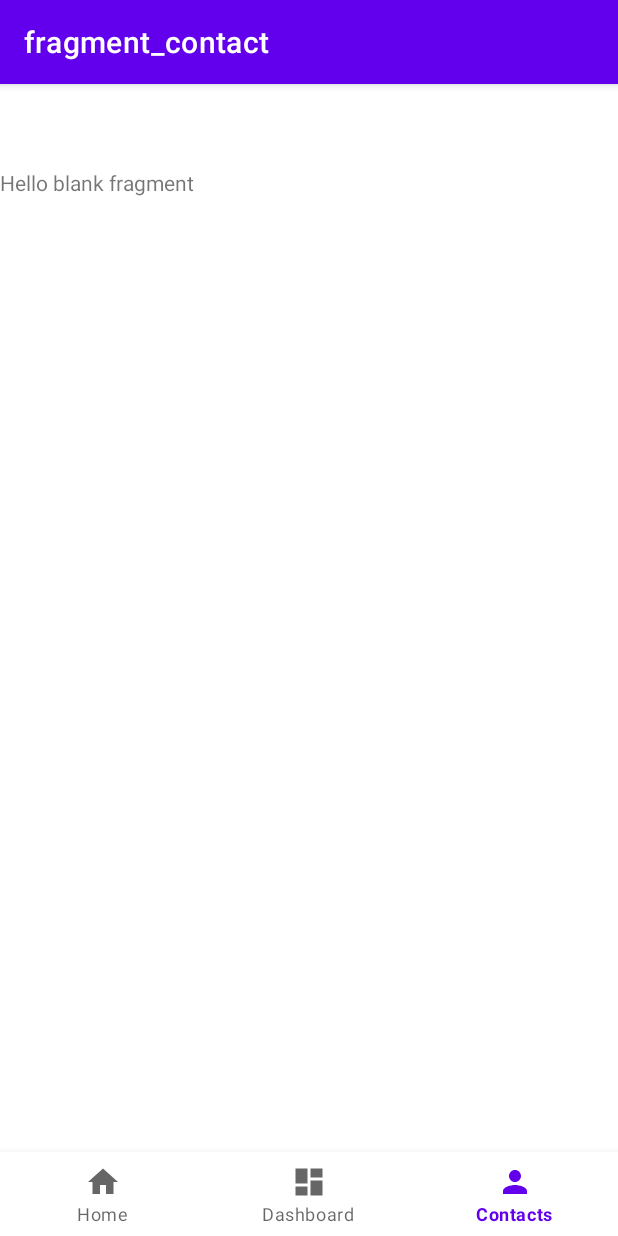
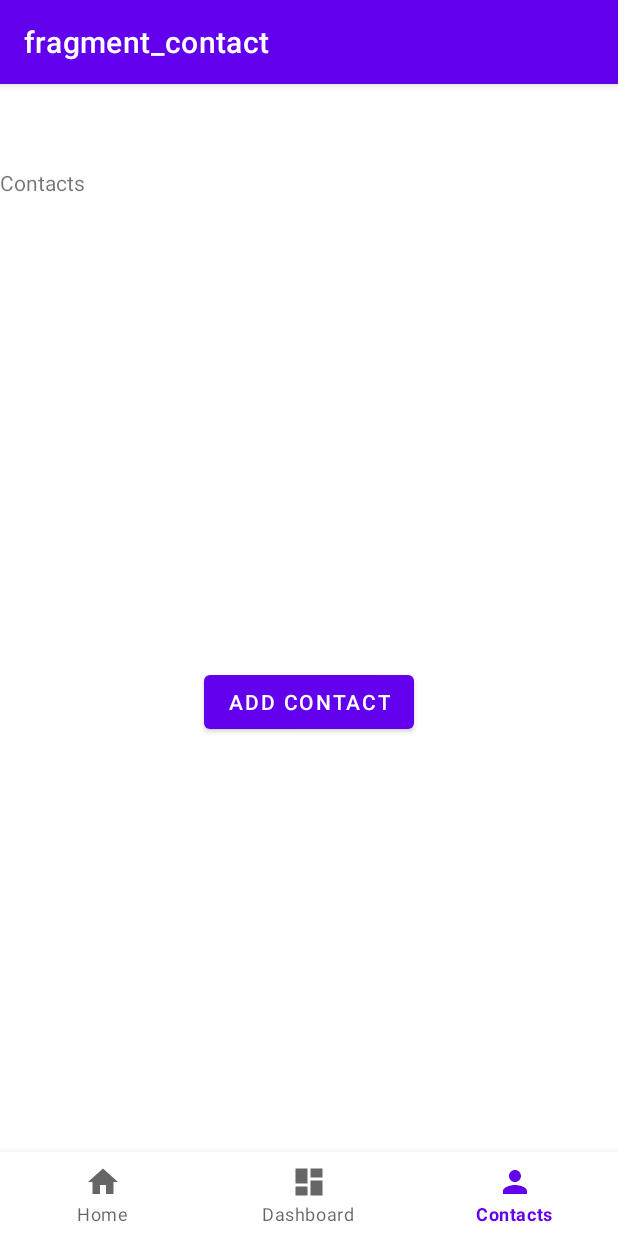
Before and after one commit to imoulas/sample-android-kotlin-expense-app, an Android app: the ContactFragment screen opened through its navigation route, on a phone screen of 412 x 824 dp. Run offline under Robolectric (Android 15) with nearby library versions, the phone set to English and light mode, and no system bars; our stand-ins replace navigation-ui.

Commit message:
- Added a new "Add Contact" fragment - Implemented the add new contact functionality

```diff
--- a/app/src/main/java/com/example/myapplication/ui/home/ContactFragment.kt
+++ b/app/src/main/java/com/example/myapplication/ui/home/ContactFragment.kt
@@ -5,56 +5,33 @@ import androidx.fragment.app.Fragment
 import android.view.LayoutInflater
 import android.view.View
 import android.view.ViewGroup
+import android.widget.Button
+import androidx.navigation.fragment.findNavController
 import com.example.myapplication.R
+import com.example.myapplication.databinding.FragmentContactBinding
 
-// TODO: Rename parameter arguments, choose names that match
-// the fragment initialization parameters, e.g. ARG_ITEM_NUMBER
-private const val ARG_PARAM1 = "param1"
-private const val ARG_PARAM2 = "param2"
+class ContactFragment : Fragment() {
+     private var _binding :FragmentContactBinding? = null
+     private val binding get() = _binding!!
 
-/**
- * A simple [Fragment] subclass.
- * Use the [ContactFragment.newInstance] factory method to
- * create an instance of this fragment.
- */
-class ContactFragment : Fragment() {
-    // TODO: Rename and change types of parameters
-    private var param1: String? = null
-    private var param2: String? = null
+    override fun onCreateView(
+        inflater: LayoutInflater,
+        container: ViewGroup?,
+        savedInstanceState: Bundle?
+    ): View? {
+        _binding = FragmentContactBinding.inflate(inflater, container, false)
+        val root: View = binding.root
 
-    override fun onCreate(savedInstanceState: Bundle?) {
-        super.onCreate(savedInstanceState)
-        arguments?.let {
-            param1 = it.getString(ARG_PARAM1)
-            param2 = it.getString(ARG_PARAM2)
+       var btnContact: Button =binding.contactButton
+        btnContact.setOnClickListener{
+            findNavController().navigate(R.id.action_navigation_contact_to_addContactFragment2)
         }
+        return root
+
+    }
+    override fun onDestroyView() {
+        super.onDestroyView()
+        _binding = null
     }
 
-    override fun onCreateView(
-        inflater: LayoutInflater, container: ViewGroup?,
-        savedInstanceState: Bundle?
-    ): View? {
-        // Inflate the layout for this fragment
-        return inflater.inflate(R.layout.fragment_contact, container, false)
-    }
-
-    companion object {
-        /**
-         * Use this factory method to create a new instance of
-         * this fragment using the provided parameters.
-         *
-         * @param param1 Parameter 1.
-         * @param param2 Parameter 2.
-         * @return A new instance of fragment ContactFragment.
-         */
-        // TODO: Rename and change types and number of parameters
-        @JvmStatic
-        fun newInstance(param1: String, param2: String) =
-            ContactFragment().apply {
-                arguments = Bundle().apply {
-                    putString(ARG_PARAM1, param1)
-                    putString(ARG_PARAM2, param2)
-                }
-            }
-    }
 }
--- a/app/src/main/res/layout/fragment_contact.xml
+++ b/app/src/main/res/layout/fragment_contact.xml
@@ -1,5 +1,6 @@
 <?xml version="1.0" encoding="utf-8"?>
-<FrameLayout xmlns:android="http://schemas.android.com/apk/res/android"
+<androidx.constraintlayout.widget.ConstraintLayout xmlns:android="http://schemas.android.com/apk/res/android"
+    xmlns:app="http://schemas.android.com/apk/res-auto"
     xmlns:tools="http://schemas.android.com/tools"
     android:layout_width="match_parent"
     android:layout_height="match_parent"
@@ -7,8 +8,19 @@
 
     <!-- TODO: Update blank fragment layout -->
     <TextView
+        android:id="@+id/textView"
         android:layout_width="match_parent"
         android:layout_height="match_parent"
-        android:text="@string/hello_blank_fragment" />
+        android:text="Contacts" />
 
-</FrameLayout>
+    <Button
+        android:id="@+id/contact_button"
+        android:layout_width="wrap_content"
+        android:layout_height="wrap_content"
+        android:text="Add Contact"
+        app:layout_constraintBottom_toBottomOf="@+id/textView"
+        app:layout_constraintEnd_toEndOf="@+id/textView"
+        app:layout_constraintStart_toStartOf="parent"
+        app:layout_constraintTop_toTopOf="@+id/textView" />
+
+</androidx.constraintlayout.widget.ConstraintLayout>
--- a/app/src/main/res/navigation/mobile_navigation.xml
+++ b/app/src/main/res/navigation/mobile_navigation.xml
@@ -38,6 +38,15 @@
         android:id="@+id/navigation_contact"
         android:name="com.example.myapplication.ui.home.ContactFragment"
         android:label="fragment_contact"
-        tools:layout="@layout/fragment_contact" />
+        tools:layout="@layout/fragment_contact" >
+        <action
+            android:id="@+id/action_navigation_contact_to_addContactFragment2"
+            app:destination="@id/addContactFragment2" />
+    </fragment>
+    <fragment
+        android:id="@+id/addContactFragment2"
+        android:name="com.example.myapplication.ui.home.AddContactFragment"
+        android:label="AddContactFragment"
+        tools:layout="@layout/fragment_add_contact"/>
 
 </navigation>
```
Also changed, not shown: app/src/main/java/com/example/myapplication/ui/home/AddContactFragment.kt (added, +45 -0 lines), app/src/main/java/com/example/myapplication/ui/home/AddContactViewModel.kt (added, +40 -0 lines), app/src/main/res/layout/fragment_add_contact.xml (added, +39 -0 lines).
